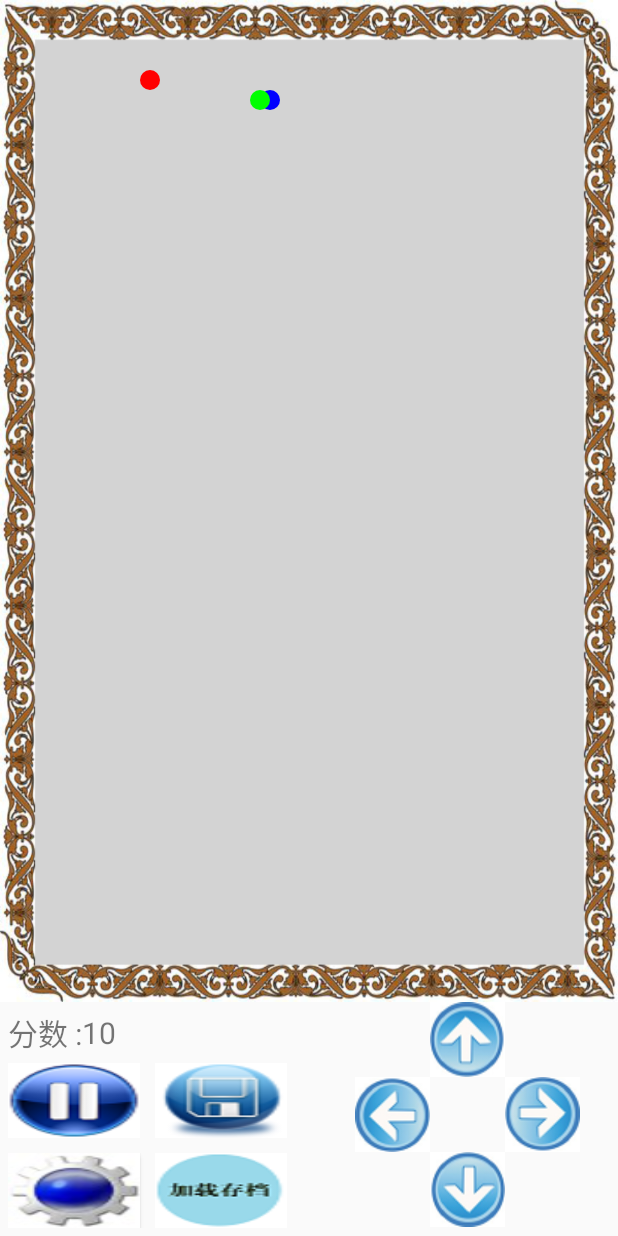
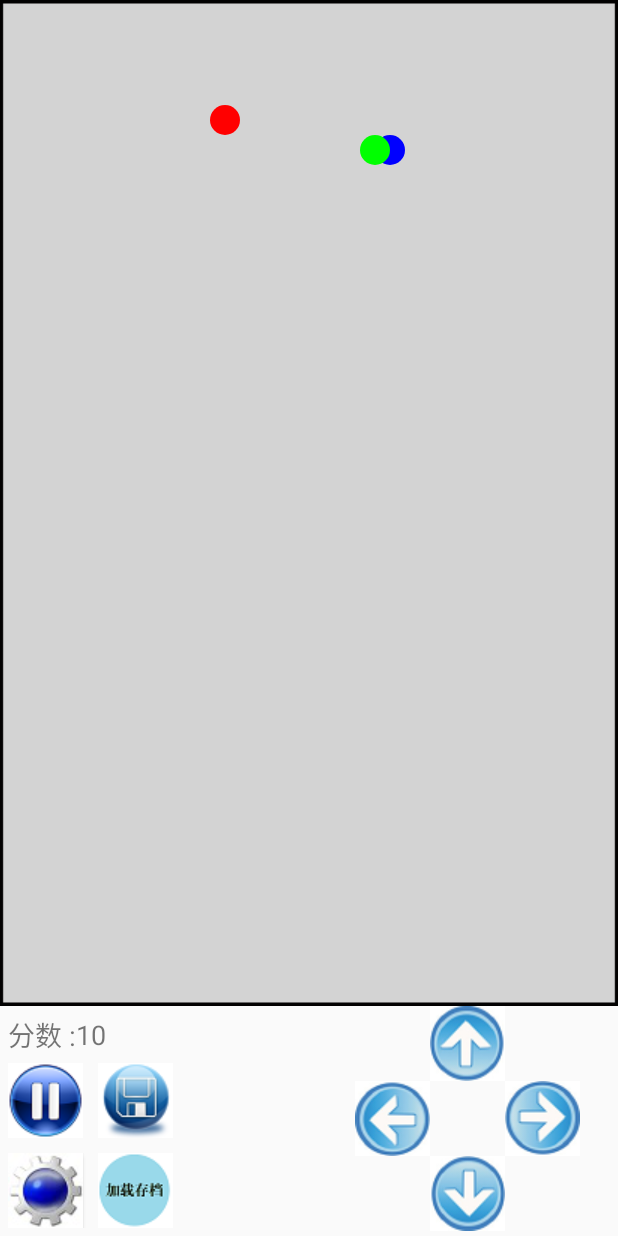
Before and after one commit to liangshui999/RetroSnaker, an Android app: the screen it shows after launch (MainActivity), on a phone screen of 412 x 824 dp. Run offline under Robolectric (Android 15) with nearby library versions, the phone set to English and light mode, and no system bars; our stand-ins replace ButterKnife.

Commit message:
解决了屏幕适配，游戏记录的加载更多做完

```diff
--- a/app/src/main/java/com/example/asus_cp/activity/MainActivity.java
+++ b/app/src/main/java/com/example/asus_cp/activity/MainActivity.java
@@ -14,8 +14,10 @@ import android.media.MediaPlayer;
 import android.os.Bundle;
 import android.os.Handler;
 import android.os.Message;
+import android.util.DisplayMetrics;
 import android.util.Log;
 import android.view.View;
+import android.view.Window;
 import android.widget.Button;
 import android.widget.FrameLayout;
 import android.widget.TextView;
@@ -52,7 +54,7 @@ public class MainActivity extends Activity{
     @Bind(R.id.btn_save)Button saveButton;//保存按钮
     @Bind(R.id.btn_load)Button loadButton;//加载存档按钮
     private View v;//画布
-    private int radios=10;//半径
+    private int radios;//半径
 
     //边界值，过了边界就算失败了
     private int xMin;
@@ -118,9 +120,10 @@ public class MainActivity extends Activity{
             switch (msg.what){
                 case DING_SHI:
                     //重新绘图
-                    framBuf.removeAllViews();
-                    v=new CustumView(MainActivity.this);
-                    framBuf.addView(v);
+//                    framBuf.removeAllViews();
+//                    v=new CustumView(MainActivity.this);
+//                    framBuf.addView(v);
+                    v.invalidate();//废弃原来的，然后重新调用onDraw（）方法
                     //注意下面2句话的顺序很重要，如果是反着的话，是没法清空消息的
                     myHandler.sendEmptyMessageDelayed(DING_SHI,time);//定时发送延迟的消息
                     //移动蛇头和蛇身的坐标
@@ -130,22 +133,25 @@ public class MainActivity extends Activity{
                     //移动蛇头和蛇身的坐标
                     move(snakeHead.getOritation());
                     //重新绘图
-                    framBuf.removeAllViews();
-                    v=new CustumView(MainActivity.this);
-                    framBuf.addView(v);
+//                    framBuf.removeAllViews();
+//                    v=new CustumView(MainActivity.this);
+//                    framBuf.addView(v);
+                    v.invalidate();//废弃原来的，然后重新调用onDraw（）方法
                     break;
                 case FOOD_HAVE_EATED://食物被吃了，请求重新生成食物
                     produceFoodPosition();
                     //重新绘图
-                    framBuf.removeAllViews();
-                    v=new CustumView(MainActivity.this);
-                    framBuf.addView(v);
+//                    framBuf.removeAllViews();
+//                    v=new CustumView(MainActivity.this);
+//                    framBuf.addView(v);
+                    v.invalidate();//废弃原来的，然后重新调用onDraw（）方法
                     break;
                 case RESTART://再来一次
                     //重新绘图
-                    framBuf.removeAllViews();
-                    v=new CustumView(MainActivity.this);
-                    framBuf.addView(v);
+//                    framBuf.removeAllViews();
+//                    v=new CustumView(MainActivity.this);
+//                    framBuf.addView(v);
+                    v.invalidate();//废弃原来的，然后重新调用onDraw（）方法
                     break;
             }
         }
@@ -153,6 +159,7 @@ public class MainActivity extends Activity{
     @Override
     protected void onCreate(Bundle savedInstanceState) {
         super.onCreate(savedInstanceState);
+        requestWindowFeature(Window.FEATURE_NO_TITLE);//不要标题栏
         setContentView(R.layout.custom_layout);
         ButterKnife.bind(this);
         init();
@@ -162,15 +169,16 @@ public class MainActivity extends Activity{
      * 初始化方法
      */
     public void init(){
+        radios=10*getScreenDpi()/160;//将像素转换成dp，密度无关像素
         v=new CustumView(this);
         framBuf.addView(v);
-        xMin=radios*3;
-        yMin=radios*3;
+        xMin=0;
+        yMin=0;
         framBuf.post(new Runnable() {//必须通过这个方法获取宽和高，不然获取到的是空的
             @Override
             public void run() {
-                xMax = framBuf.getWidth() - radios * 3;
-                yMax = framBuf.getHeight() - radios * 3;
+                xMax = framBuf.getWidth();
+                yMax = framBuf.getHeight();
                 Log.d(tag, "xMax=" + xMax);
                 Log.d(tag, "yMax=" + yMax);
                 xMax=xMax/radios*radios;//这样处理之后xMax是radios的整数倍
@@ -571,7 +579,7 @@ public class MainActivity extends Activity{
     //加载存档按钮的点击事件
     @OnClick(R.id.btn_load) void onLoadButtonClick(){
         Intent intent=new Intent(this,ScoreRecordActivity.class);
-        startActivityForResult(intent,REQUEST_SCORE_RECORD_ACTIVITY);
+        startActivityForResult(intent, REQUEST_SCORE_RECORD_ACTIVITY);
     }
 
     /**
@@ -618,10 +626,16 @@ public class MainActivity extends Activity{
                         sPoints=recordService.querySnakeBody(time);
                         foodPoint=recordService.queryFood(time);
                         score=recordService.queryScore(time);
-                        textScore.setText(score+"");
+                        textScore.setText(score + "");
                         myHandler.sendEmptyMessage(DING_SHI);
-                    }else {
-                        myHandler.sendEmptyMessage(DING_SHI);//重新开始定时画图
+                        if(musciConfig.equals("开")){//因为我跳到设置页面的时候，就已经把音乐关闭了
+                            mediaPlayer.start();
+                        }
+                    }
+                }else {
+                    myHandler.sendEmptyMessage(DING_SHI);//重新开始定时画图
+                    if(musciConfig.equals("开")){//因为我跳到设置页面的时候，就已经把音乐关闭了
+                        mediaPlayer.start();
                     }
                 }
         }
@@ -696,9 +710,18 @@ public class MainActivity extends Activity{
         snakeHead.setOritation(SnakePoint.UP);
         produceFoodPosition();
         score=0;//分数清0
-        textScore.setText(score+"");
+        textScore.setText(score + "");
         myHandler.sendEmptyMessage(DING_SHI);
 
+    }
+
+    /**
+     * 获取屏幕dpi的方法
+     */
+    public int getScreenDpi(){
+        DisplayMetrics metrics = new DisplayMetrics();
+        getWindowManager().getDefaultDisplay().getMetrics(metrics);
+        return metrics.densityDpi;
     }
 
     /**
@@ -745,7 +768,6 @@ public class MainActivity extends Activity{
         public CustumView(Context context) {
             super(context);//必然会访问父类的构造方法，但父类没有空参构造方法，所以必须指定一个
             paint=new Paint();
-            paint.setColor(Color.BLUE);
             paint.setStrokeJoin(Paint.Join.ROUND);
             paint.setStrokeCap(Paint.Cap.ROUND);
             paint.setStrokeWidth(3);
@@ -754,6 +776,7 @@ public class MainActivity extends Activity{
         @Override
         protected void onDraw(Canvas canvas) {
             super.onDraw(canvas);
+            paint.setColor(Color.BLUE);
             canvas.drawCircle(snakeHead.getX(), snakeHead.getY(), radios, paint);//绘制蛇头
             paint.setColor(Color.GREEN);
             for(SnakePoint point:sPoints){
--- a/app/src/main/java/com/example/asus_cp/db/DBConstant.java
+++ b/app/src/main/java/com/example/asus_cp/db/DBConstant.java
@@ -72,7 +72,10 @@ public interface DBConstant {
         public static final String SELECT_DATE="select date from scoreTable where time=?";
 
         //查询所有的记录
-        public static final String SELECT_ALL_SCORE="select * from scoreTable";
+        public static final String SELECT_ALL_SCORE="select * from scoreTable order by time desc";
+
+        //分页查询记录
+        public static final String SELECT_SCORE_BY_PAGE="select * from scoreTable order by time desc limit ?,?";
     }
 
 }
--- a/app/src/main/res/layout/custom_layout.xml
+++ b/app/src/main/res/layout/custom_layout.xml
@@ -8,7 +8,7 @@
         android:layout_width="match_parent"
         android:layout_height="0dp"
         android:layout_weight="1"
-        android:background="@mipmap/psbj">
+        android:background="@mipmap/bj">
     </FrameLayout>
     <LinearLayout
         android:layout_width="match_parent"
@@ -30,14 +30,14 @@
                     android:layout_width="wrap_content"
                     android:layout_height="wrap_content"
                     android:text="@string/score"
-                    android:textSize="20sp"
+                    android:textSize="18sp"
                     android:layout_marginTop="5dp"
                     android:layout_gravity="left"
                     />
                 <TextView
                     android:id="@+id/text_score"
                     android:text="@string/score_value"
-                    android:textSize="20sp"
+                    android:textSize="18sp"
                     android:layout_marginTop="1dp"
                     android:layout_width="wrap_content"
                     android:layout_height="wrap_content" />
@@ -50,13 +50,13 @@
                 android:layout_weight="1">
                 <Button
                     android:id="@+id/btn_pause"
-                    android:layout_width="wrap_content"
-                    android:layout_height="wrap_content"
+                    android:layout_width="50dp"
+                    android:layout_height="50dp"
                     android:background="@mipmap/start"/>
                 <Button
                     android:id="@+id/btn_save"
-                    android:layout_width="wrap_content"
-                    android:layout_height="wrap_content"
+                    android:layout_width="50dp"
+                    android:layout_height="50dp"
                     android:background="@drawable/save"
                     android:layout_marginLeft="10dp"/>
             </LinearLayout>
@@ -69,13 +69,13 @@
                 android:layout_marginTop="10dp">
                 <Button
                     android:id="@+id/btn_set"
-                    android:layout_width="wrap_content"
-                    android:layout_height="wrap_content"
+                    android:layout_width="50dp"
+                    android:layout_height="50dp"
                     android:background="@drawable/set"/>
                 <Button
                     android:id="@+id/btn_load"
-                    android:layout_width="wrap_content"
-                    android:layout_height="wrap_content"
+                    android:layout_width="50dp"
+                    android:layout_height="50dp"
                     android:background="@drawable/load"
                     android:layout_marginLeft="10dp"/>
 
--- a/app/src/main/res/values/strings.xml
+++ b/app/src/main/res/values/strings.xml
@@ -11,5 +11,6 @@
     <string name="sure">确定</string>
     <string name="cacel">取消</string>
     <string name="time">2016.1.25 11:21:30</string>
+    <string name="more">加载更多</string>
 
 </resources>
```
Also changed, not shown: app/src/main/java/com/example/asus_cp/activity/ScoreRecordActivity.java (+24 -3 lines), app/src/main/java/com/example/asus_cp/service/RecordService.java (+27 -0 lines), app/src/main/res/layout/foot_view_layout.xml (added, +14 -0 lines), app/src/main/res/layout/record_item_layout.xml (+5 -4 lines), app/src/main/res/mipmap-mdpi/bj.png.
